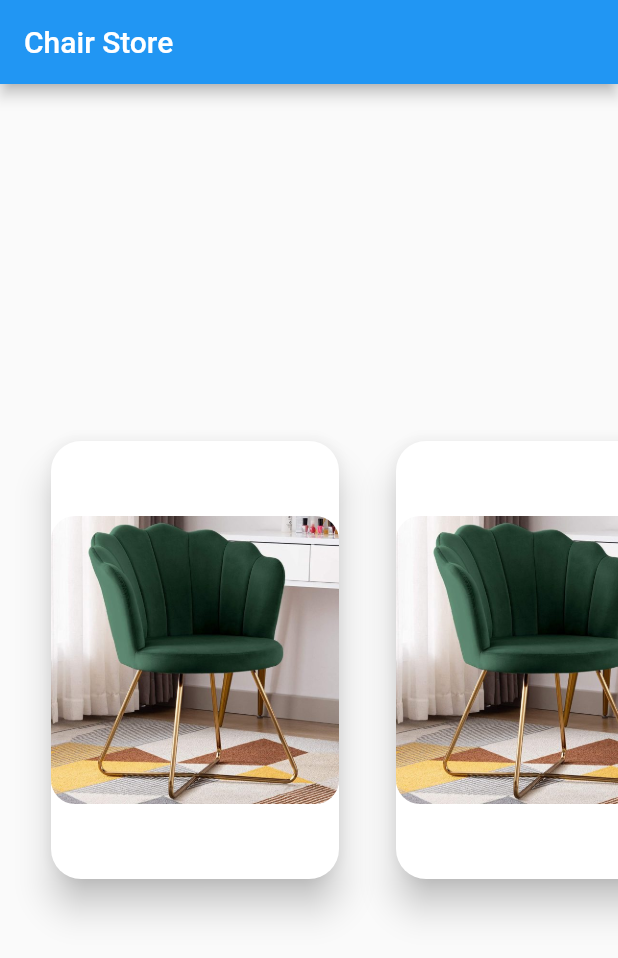
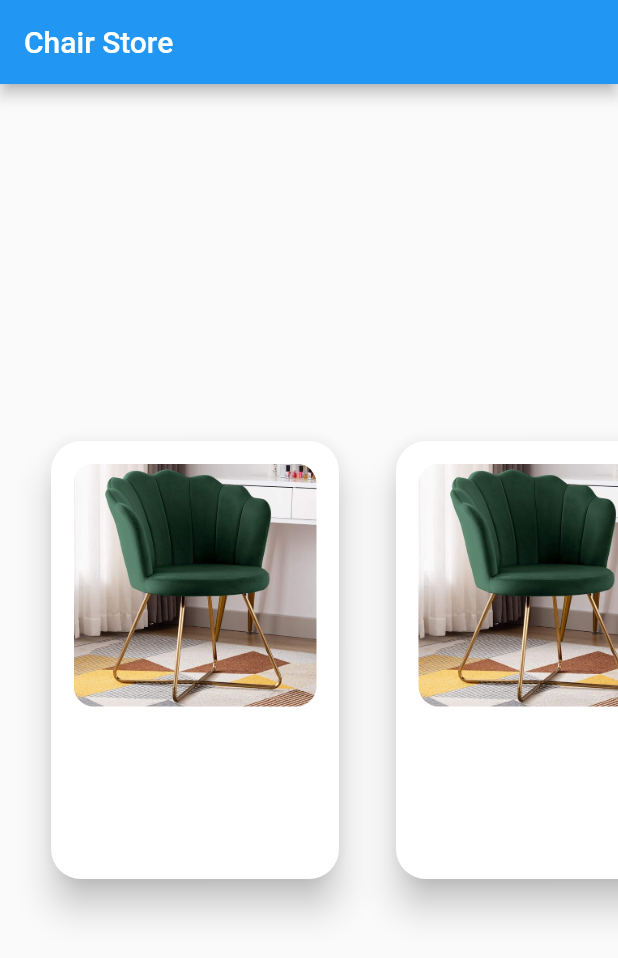
Before and after one commit to alexregiani/ui_store, a Flutter app: the screen it shows after launch, on a phone screen of 412 x 824 dp. Shown: the top 958 px of the screen. Run offline on Flutter 3.47's test engine with Material 2 defaults, Android fonts, the phone set to English and light mode, and no system bars.

Commit message:
managed to make rounder corners all around

```diff
--- a/lib/presentation/products_screen/widgets/product_card.dart
+++ b/lib/presentation/products_screen/widgets/product_card.dart
@@ -15,7 +15,10 @@ class ProductCard extends StatelessWidget {
           borderRadius: BorderRadius.circular(20),
         ),
         elevation: 10,
+        child: Padding(
+          padding: const EdgeInsets.all(15.0),
           child: FittedBox(
+            alignment: Alignment.topCenter,
             fit: BoxFit.contain,
             child: ClipRRect(
               borderRadius: BorderRadius.circular(50),
@@ -23,13 +26,13 @@ class ProductCard extends StatelessWidget {
                   decoration: BoxDecoration(
                     borderRadius: BorderRadius.circular(500),
                   ),
-                transform: Matrix4.translationValues(0, 0, 0),
                   child: Image.asset(
                     'assets/chair1.jpeg',
                   )),
             ),
           ),
         ),
+      ),
     );
   }
 }
```
Lines whose indentation alone changed are shown as unchanged.
